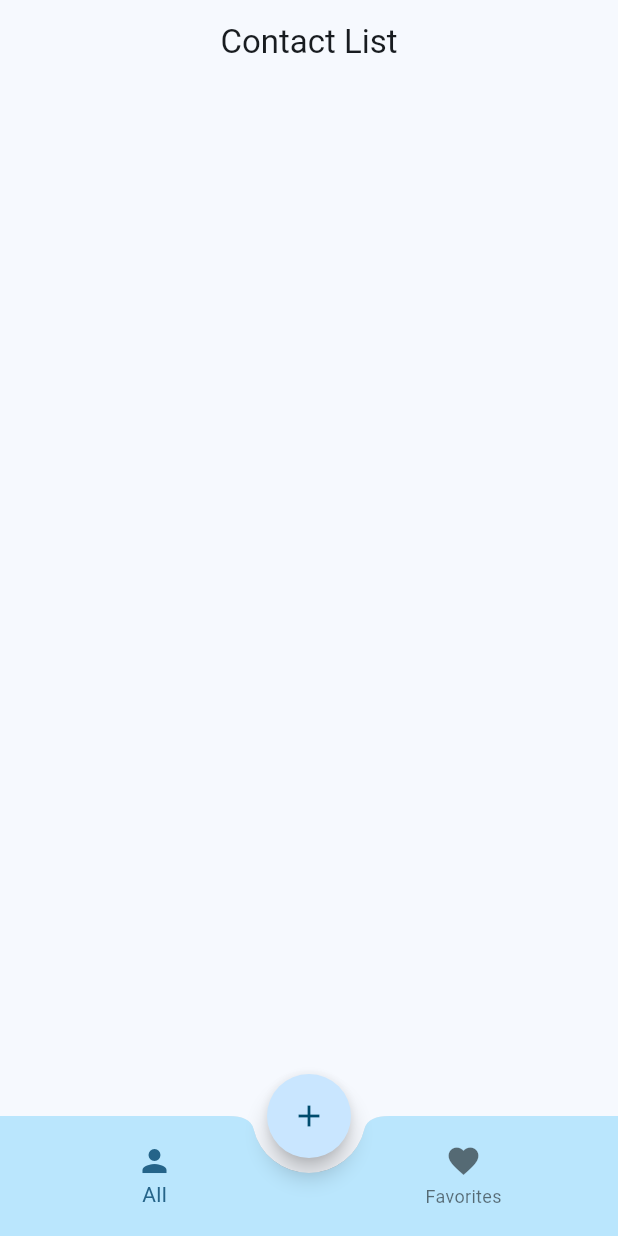
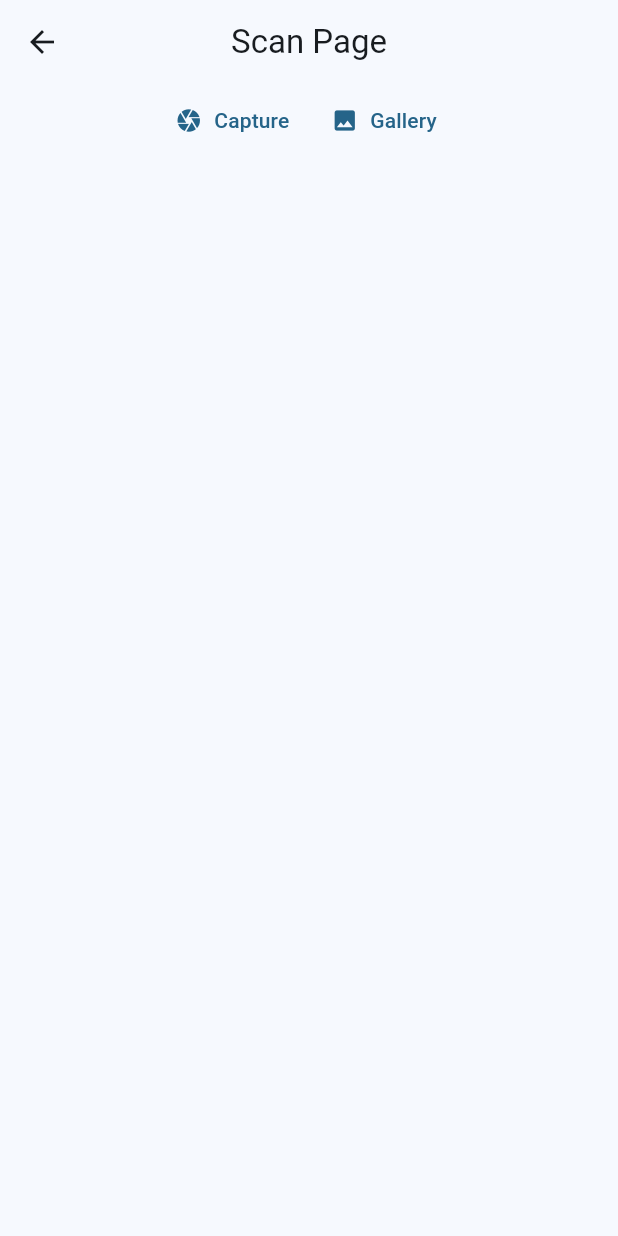
Before and after one commit to MohammedGhazaly/virtual_card_holder, a Flutter app: the screen it shows after launch, after a tap on the "add" icon, on a phone screen of 412 x 824 dp. Run offline on Flutter 3.47's test engine with Material 3 defaults, Android fonts, the phone set to English and light mode, and no system bars; our stand-ins replace flutter_easyloading, go_router, image_picker.

Commit message:
Added screen and scan page provider to capture image with camera or get image from gallery

```diff
--- a/lib/main.dart
+++ b/lib/main.dart
@@ -1,6 +1,8 @@
 import 'package:flutter/material.dart';
+import 'package:flutter_easyloading/flutter_easyloading.dart';
 import 'package:provider/provider.dart';
 import 'package:virtual_card_holder/providers/bottom_nav_bar_provider.dart';
+import 'package:virtual_card_holder/providers/scan_page_provider.dart';
 import 'package:virtual_card_holder/utils/app_router.dart';
 
 void main() {
@@ -8,6 +10,7 @@ void main() {
     MultiProvider(
       providers: [
         ChangeNotifierProvider(create: (context) => BottomNavBarProvider()),
+        ChangeNotifierProvider(create: (context) => ScanPageProvider()),
       ],
       child: const MyApp(),
     ),
@@ -21,6 +24,7 @@ class MyApp extends StatelessWidget {
   @override
   Widget build(BuildContext context) {
     return MaterialApp.router(
+      builder: EasyLoading.init(),
       routerConfig: AppRouter.router,
       debugShowCheckedModeBanner: false,
       title: 'Flutter Demo',
--- /dev/null
+++ b/lib/providers/scan_page_provider.dart
@@ -0,0 +1,13 @@
+import 'package:flutter/widgets.dart';
+import 'package:image_picker/image_picker.dart';
+
+class ScanPageProvider extends ChangeNotifier {
+  getImage({required ImageSource imageSource}) async {
+    final XFile? pickedImage =
+        await ImagePicker().pickImage(source: imageSource);
+    print("HI");
+    if (pickedImage != null) {
+      print(pickedImage.path);
+    }
+  }
+}
--- a/lib/screens/home_screen.dart
+++ b/lib/screens/home_screen.dart
@@ -1,6 +1,8 @@
 import 'package:flutter/material.dart';
+import 'package:go_router/go_router.dart';
 import 'package:provider/provider.dart';
 import 'package:virtual_card_holder/providers/bottom_nav_bar_provider.dart';
+import 'package:virtual_card_holder/screens/scan_screen.dart';
 
 class HomeScreen extends StatelessWidget {
   static const String routeName = "/";
@@ -13,14 +15,21 @@ class HomeScreen extends StatelessWidget {
       floatingActionButtonLocation: FloatingActionButtonLocation.centerDocked,
       floatingActionButton: FloatingActionButton(
         shape: const CircleBorder(),
-        onPressed: () {},
+        onPressed: () {
+          context.goNamed(ScanScreen.routeName);
+        },
         child: const Icon(Icons.add),
       ),
       appBar: AppBar(
-        title: const Text("Contact List"),
+        title: Text(
+          bottomNavBarProvider.currentIndex == 0
+              ? "All Contact List"
+              : "Favorite",
+        ),
         centerTitle: true,
       ),
       bottomNavigationBar: BottomAppBar(
+        height: 65,
         // color: Colors.red,
         padding: const EdgeInsets.all(0),
         shape: const CircularNotchedRectangle(),
--- /dev/null
+++ b/lib/screens/scan_screen.dart
@@ -0,0 +1,52 @@
+import 'package:flutter/material.dart';
+import 'package:flutter/widgets.dart';
+import 'package:image_picker/image_picker.dart';
+import 'package:provider/provider.dart';
+import 'package:virtual_card_holder/providers/scan_page_provider.dart';
+
+class ScanScreen extends StatelessWidget {
+  static const String routeName = "scan-screen";
+  const ScanScreen({super.key});
+
+  @override
+  Widget build(BuildContext context) {
+    return ChangeNotifierProvider(
+      create: (context) => ScanPageProvider(),
+      lazy: true,
+      child: Builder(builder: (context) {
+        final scanPageProvider = Provider.of<ScanPageProvider>(context);
+        return Scaffold(
+          appBar: AppBar(
+            title: const Text("Scan Page"),
+            centerTitle: true,
+          ),
+          body: ListView(
+            children: [
+              Row(
+                mainAxisAlignment: MainAxisAlignment.center,
+                children: [
+                  TextButton.icon(
+                    onPressed: () {
+                      scanPageProvider.getImage(
+                          imageSource: ImageSource.camera);
+                    },
+                    icon: const Icon(Icons.camera),
+                    label: const Text("Capture"),
+                  ),
+                  TextButton.icon(
+                    onPressed: () {
+                      scanPageProvider.getImage(
+                          imageSource: ImageSource.gallery);
+                    },
+                    icon: const Icon(Icons.photo),
+                    label: const Text("Gallery"),
+                  )
+                ],
+              )
+            ],
+          ),
+        );
+      }),
+    );
+  }
+}
--- a/lib/utils/app_router.dart
+++ b/lib/utils/app_router.dart
@@ -1,12 +1,19 @@
 import 'package:go_router/go_router.dart';
 import 'package:virtual_card_holder/screens/home_screen.dart';
+import 'package:virtual_card_holder/screens/scan_screen.dart';
 
 class AppRouter {
   static GoRouter router = GoRouter(routes: [
     GoRoute(
-      name: HomeScreen.routeName,
-      path: HomeScreen.routeName,
-      builder: (context, state) => const HomeScreen(),
-    ),
+        name: HomeScreen.routeName,
+        path: HomeScreen.routeName,
+        builder: (context, state) => const HomeScreen(),
+        routes: [
+          GoRoute(
+            path: ScanScreen.routeName,
+            name: ScanScreen.routeName,
+            builder: (context, state) => const ScanScreen(),
+          )
+        ]),
   ]);
 }
```
